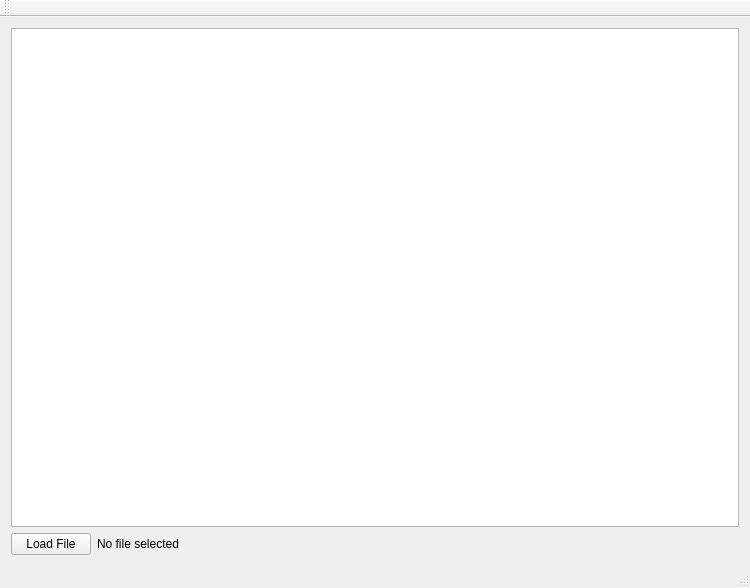
The window that POPToolset/POPToolset.ui (deiandrei/POPTools) describes before a commit, drawn with Qt 5.
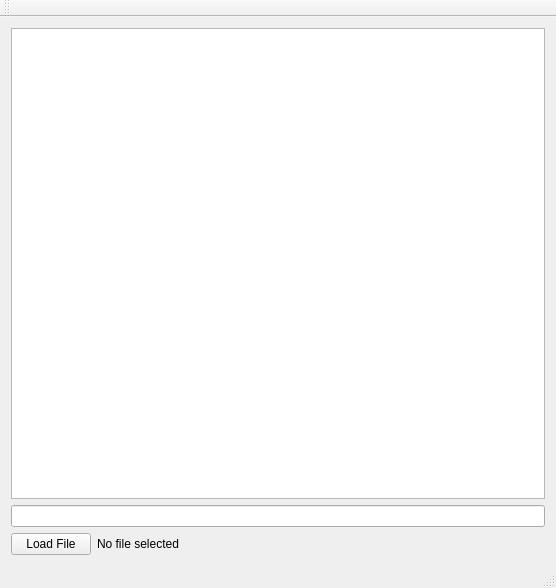
The same window after the commit.

Patch:
```diff
--- a/POPToolset/POPToolset.ui
+++ b/POPToolset/POPToolset.ui
@@ -6,7 +6,7 @@
    <rect>
     <x>0</x>
     <y>0</y>
-    <width>750</width>
+    <width>556</width>
     <height>588</height>
    </rect>
   </property>
@@ -18,6 +18,9 @@
     <item>
      <widget class="QTreeView" name="fsTree"/>
     </item>
+    <item>
+     <widget class="QLineEdit" name="searchInput"/>
+    </item>
     <item>
      <layout class="QHBoxLayout" name="horizontalLayout">
       <item>
```
Left out of the diff: 4 changed lines with no effect on the pictures.
